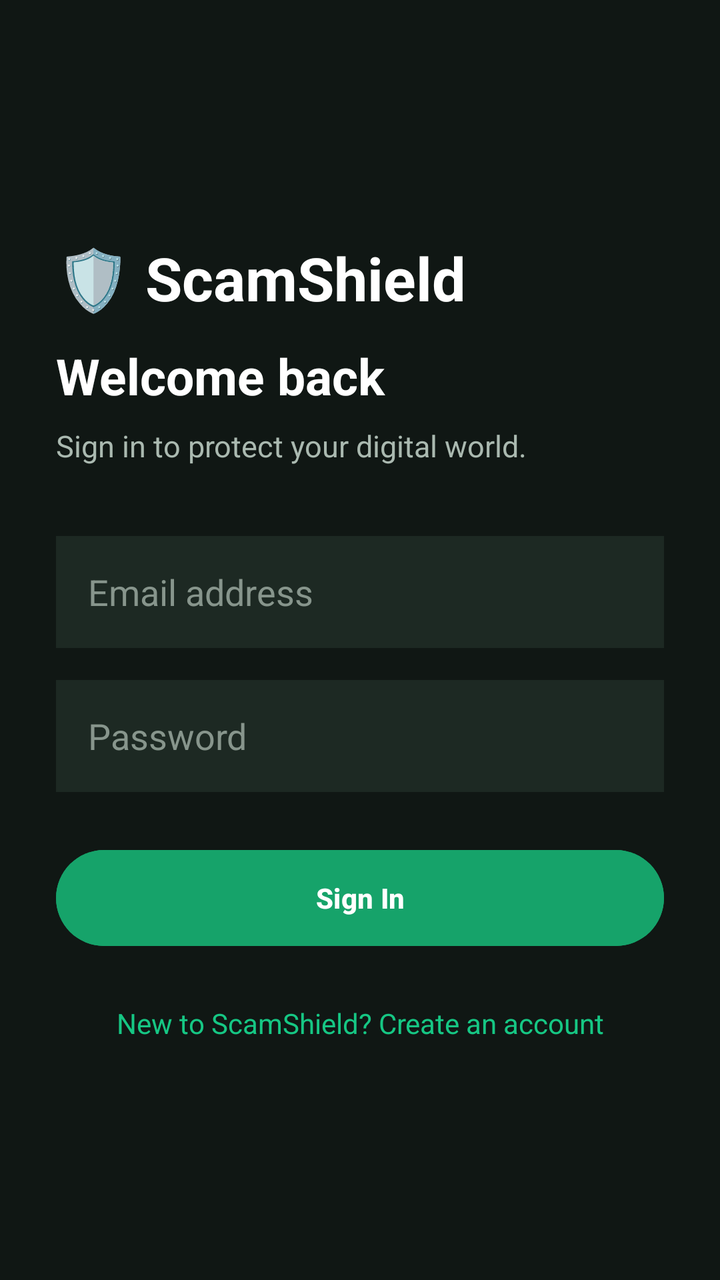
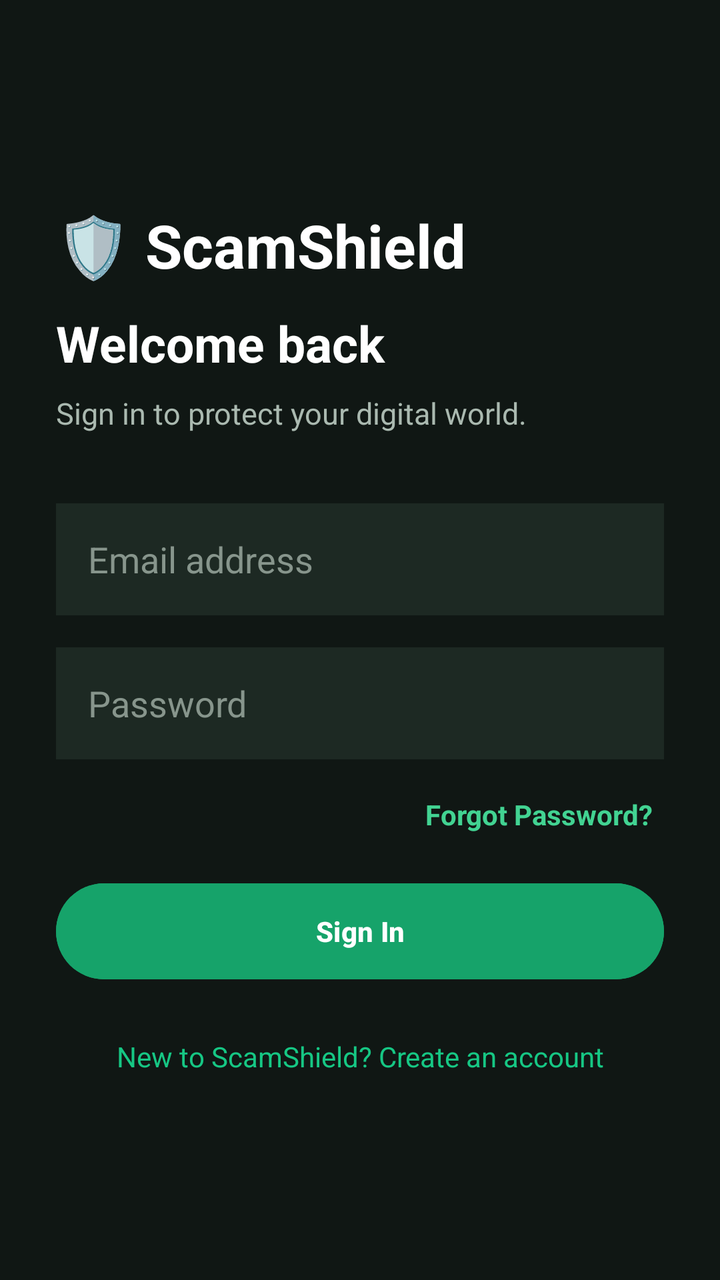

Screens rendered from an Android XML layout before and after an edit, with the pre-edit source and the edit as a unified diff.
<!-- AndroidManifest.xml: application theme Theme.ScamShield -->
<!-- res/layout/activity_login.xml -->
<?xml version="1.0" encoding="utf-8"?>
<ScrollView xmlns:android="http://schemas.android.com/apk/res/android"
    android:layout_width="match_parent"
    android:layout_height="match_parent"
    android:background="#101714"
    android:fillViewport="true">

    <LinearLayout
        android:layout_width="match_parent"
        android:layout_height="match_parent"
        android:gravity="center_vertical"
        android:orientation="vertical"
        android:padding="28dp">

        <TextView
            android:layout_width="match_parent"
            android:layout_height="wrap_content"
            android:text="🛡 ScamShield"
            android:textColor="#FFFFFF"
            android:textSize="30sp"
            android:textStyle="bold" />

        <TextView
            android:layout_width="match_parent"
            android:layout_height="wrap_content"
            android:layout_marginTop="12dp"
            android:text="Welcome back"
            android:textColor="#FFFFFF"
            android:textSize="25sp"
            android:textStyle="bold" />

        <TextView
            android:layout_width="match_parent"
            android:layout_height="wrap_content"
            android:layout_marginTop="8dp"
            android:text="Sign in to protect your digital world."
            android:textColor="#AAB9B0"
            android:textSize="15sp" />

        <EditText
            android:id="@+id/emailInput"
            android:layout_width="match_parent"
            android:layout_height="56dp"
            android:layout_marginTop="35dp"
            android:background="#1D2923"
            android:hint="Email address"
            android:inputType="textEmailAddress"
            android:padding="16dp"
            android:textColor="#FFFFFF"
            android:textColorHint="#87958C" />

        <EditText
            android:id="@+id/passwordInput"
            android:layout_width="match_parent"
            android:layout_height="56dp"
            android:layout_marginTop="16dp"
            android:background="#1D2923"
            android:hint="Password"
            android:inputType="textPassword"
            android:padding="16dp"
            android:textColor="#FFFFFF"
            android:textColorHint="#87958C" />

        <Button
            android:id="@+id/loginButton"
            android:layout_width="match_parent"
            android:layout_height="56dp"
            android:layout_marginTop="25dp"
            android:backgroundTint="#16A36A"
            android:text="Sign In"
            android:textColor="#FFFFFF"
            android:textStyle="bold" />

        <ProgressBar
            android:id="@+id/loginProgress"
            android:layout_width="wrap_content"
            android:layout_height="wrap_content"
            android:layout_gravity="center"
            android:layout_marginTop="12dp"
            android:visibility="gone"
            android:indeterminateTint="#16A36A" />

        <TextView
            android:id="@+id/registerLink"
            android:layout_width="match_parent"
            android:layout_height="wrap_content"
            android:layout_marginTop="25dp"
            android:gravity="center"
            android:text="New to ScamShield? Create an account"
            android:textColor="#16C784"
            android:textSize="14sp" />

    </LinearLayout>
</ScrollView>
<!-- resources referenced by this layout -->
<resources>
  <style name="Theme.ScamShield" parent="Base.Theme.ScamShield" />
  <style name="Base.Theme.ScamShield" parent="Theme.Material3.DayNight.NoActionBar">
          
          
      </style>
</resources>

<!-- the commit's change to res/layout/activity_login.xml (unified diff, before → after) -->
@@ -12,6 +12,7 @@
         android:orientation="vertical"
         android:padding="28dp">
 
+        
         <TextView
             android:layout_width="match_parent"
             android:layout_height="wrap_content"
@@ -20,6 +21,7 @@
             android:textSize="30sp"
             android:textStyle="bold" />
 
+        
         <TextView
             android:layout_width="match_parent"
             android:layout_height="wrap_content"
@@ -37,6 +39,7 @@
             android:textColor="#AAB9B0"
             android:textSize="15sp" />
 
+        
         <EditText
             android:id="@+id/emailInput"
             android:layout_width="match_parent"
@@ -49,6 +52,7 @@
             android:textColor="#FFFFFF"
             android:textColorHint="#87958C" />
 
+        
         <EditText
             android:id="@+id/passwordInput"
             android:layout_width="match_parent"
@@ -61,16 +65,33 @@
             android:textColor="#FFFFFF"
             android:textColorHint="#87958C" />
 
+        
+        <TextView
+            android:id="@+id/forgotPasswordLink"
+            android:layout_width="match_parent"
+            android:layout_height="wrap_content"
+            android:layout_marginTop="12dp"
+            android:gravity="end"
+            android:padding="6dp"
+            android:text="Forgot Password?"
+            android:textColor="#42D392"
+            android:textSize="14sp"
+            android:textStyle="bold"
+            android:clickable="true"
+            android:focusable="true" />
+
+        
         <Button
             android:id="@+id/loginButton"
             android:layout_width="match_parent"
             android:layout_height="56dp"
-            android:layout_marginTop="25dp"
+            android:layout_marginTop="15dp"
             android:backgroundTint="#16A36A"
             android:text="Sign In"
             android:textColor="#FFFFFF"
             android:textStyle="bold" />
 
+        
         <ProgressBar
             android:id="@+id/loginProgress"
             android:layout_width="wrap_content"
@@ -80,6 +101,7 @@
             android:visibility="gone"
             android:indeterminateTint="#16A36A" />
 
+        
         <TextView
             android:id="@+id/registerLink"
             android:layout_width="match_parent"
